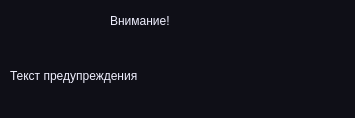
Before: the Qt Designer form src/ui/warning.ui in ZeynX92/SmartStudentList, drawn with Qt 5.
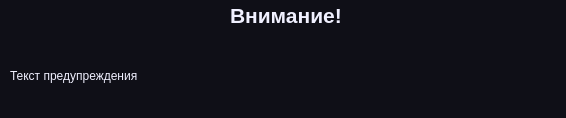
After: the same form once the commit is applied.

Patch:
```diff
--- a/src/ui/warning.ui
+++ b/src/ui/warning.ui
@@ -6,7 +6,7 @@
    <rect>
     <x>0</x>
     <y>0</y>
-    <width>355</width>
+    <width>566</width>
     <height>118</height>
    </rect>
   </property>
@@ -20,52 +20,32 @@
 	background-color: rgb(15, 15, 23);
 	color: rgb(240, 240, 255);
 	border: none;
-}
-
-QTabWidget QTabBar::tab {
-	background-color:  rgb(30, 30, 45);
-	width: 263px;
-}
-
-QTabWidget QTabBar::tab:selected{background-color: rgb(60, 60, 90)}
-
-QComboBox {
-	background-color: rgb(40, 40, 60);
-	padding: 3px;
-	border-radius: 5px;
-}
-
-QLineEdit {
-	background-color: rgb(50, 50, 75);
-	border: 2px solid rgb(100, 100, 150);
-	border-radius: 5px;
-}
-
-QPushButton {
-	background-color: rgb(40, 40, 60);
-	padding: 5px;
-	border-radius: 5px;
 }</string>
   </property>
   <widget class="QLabel" name="label">
    <property name="geometry">
     <rect>
-     <x>110</x>
+     <x>230</x>
      <y>0</y>
      <width>121</width>
-     <height>41</height>
+     <height>31</height>
     </rect>
    </property>
    <property name="font">
     <font>
-     <weight>50</weight>
+     <pointsize>16</pointsize>
+     <weight>87</weight>
      <italic>false</italic>
-     <bold>false</bold>
+     <bold>true</bold>
     </font>
    </property>
    <property name="layoutDirection">
     <enum>Qt::LeftToRight</enum>
    </property>
+   <property name="styleSheet">
+    <string notr="true">font-size: 16pt;
+font-weight: 700;</string>
+   </property>
    <property name="text">
     <string>Внимание!</string>
    </property>
@@ -75,7 +55,7 @@
     <rect>
      <x>10</x>
      <y>40</y>
-     <width>321</width>
+     <width>541</width>
      <height>71</height>
     </rect>
    </property>
```
